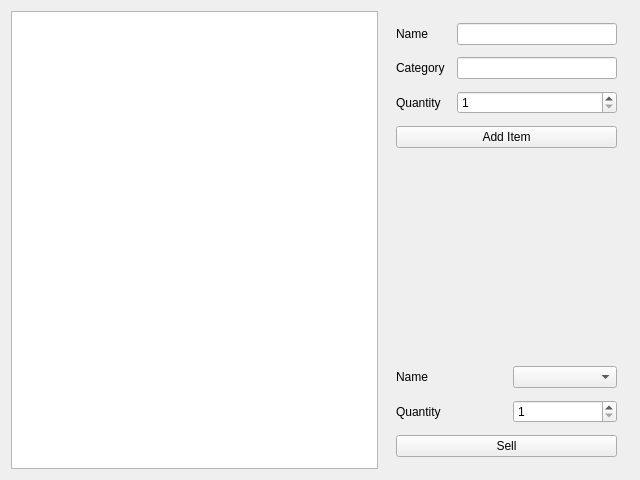
ramugarkini/Cafe-Sales, file inventorywidget.ui: the form before one commit.
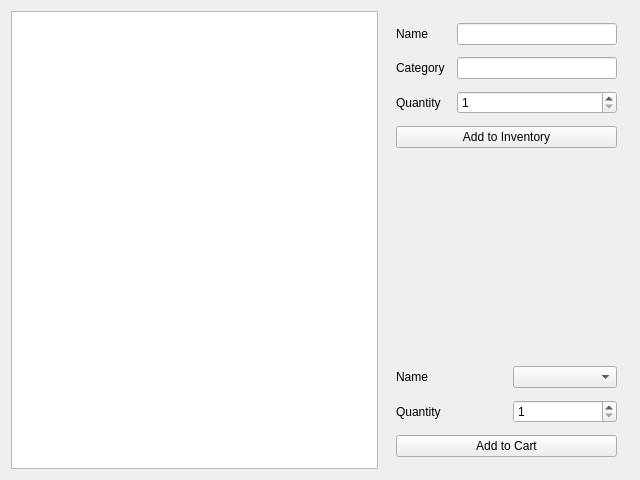
The form after the commit.

Commit message: added cart, modified sales

What changed in the file:
```diff
--- a/inventorywidget.ui
+++ b/inventorywidget.ui
@@ -77,7 +77,7 @@
      <item>
       <widget class="QPushButton" name="pushButtonInbound">
        <property name="text">
-        <string>Add Item</string>
+        <string>Add to Inventory</string>
        </property>
        <property name="autoDefault">
         <bool>true</bool>
@@ -128,7 +128,7 @@
      <item>
       <widget class="QPushButton" name="pushButtonOutbound">
        <property name="text">
-        <string>Sell</string>
+        <string>Add to Cart</string>
        </property>
       </widget>
      </item>
```
The commit also changes 10 other files.
